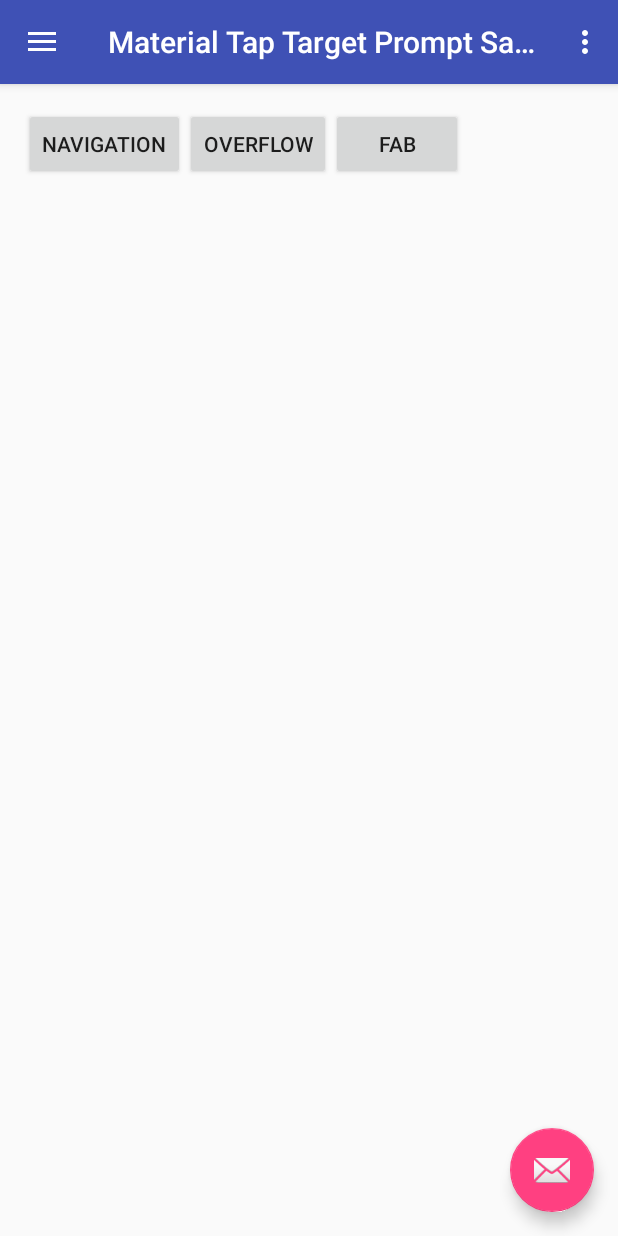
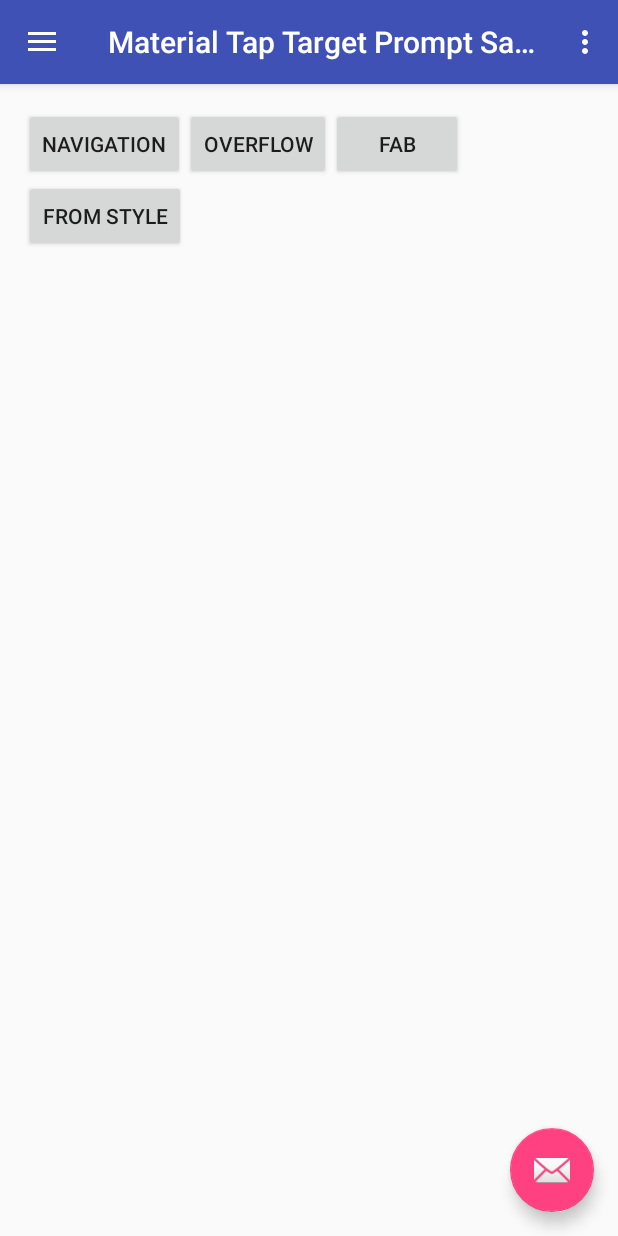
Before and after one commit to sjwall/MaterialTapTargetPrompt, an Android app: the screen it shows after launch (MainActivity), on a phone screen of 412 x 824 dp. Run offline under Robolectric (Android 15) with nearby library versions, the light colour scheme and no system bars.

Commit message:
Added loading prompt theme from style
Closes #1

```diff
--- a/sample/src/main/java/uk/co/samuelwall/materialtaptargetprompt/sample/MainActivity.java
+++ b/sample/src/main/java/uk/co/samuelwall/materialtaptargetprompt/sample/MainActivity.java
@@ -32,7 +32,6 @@ import android.view.Menu;
 import android.view.MenuItem;
 
 import uk.co.samuelwall.materialtaptargetprompt.MaterialTapTargetPrompt;
-import uk.co.samuelwall.sample.R;
 
 public class MainActivity extends AppCompatActivity
         implements NavigationView.OnNavigationItemSelectedListener
@@ -124,6 +123,11 @@ public class MainActivity extends AppCompatActivity
             }
         });
         tapTargetPromptBuilder.show();
+    }
+
+    public void showStylePrompt(View view)
+    {
+        new MaterialTapTargetPrompt.Builder(this, R.style.MaterialTapTargetPromptTheme_FabTarget).show();
     }
 
     @Override
--- a/sample/src/main/res/layout/content_main.xml
+++ b/sample/src/main/res/layout/content_main.xml
@@ -57,4 +57,14 @@
         android:layout_toRightOf="@+id/button_overflow"
         android:layout_toEndOf="@+id/button_overflow"
         android:onClick="showFabPrompt"/>
+
+    <Button
+        android:layout_width="wrap_content"
+        android:layout_height="wrap_content"
+        android:text="From style"
+        android:id="@+id/button_style"
+        android:layout_below="@+id/button_nav"
+        android:layout_alignParentLeft="true"
+        android:layout_alignParentStart="true"
+        android:onClick="showStylePrompt"/>
 </RelativeLayout>
--- a/sample/src/main/res/values/colors.xml
+++ b/sample/src/main/res/values/colors.xml
@@ -19,4 +19,7 @@
     <color name="colorPrimary">#3F51B5</color>
     <color name="colorPrimaryDark">#303F9F</color>
     <color name="colorAccent">#FF4081</color>
+
+    <color name="green_200">#68EFAD</color>
+    <color name="orange_200">#FFCC80</color>
 </resources>
--- a/sample/src/main/res/values/strings.xml
+++ b/sample/src/main/res/values/strings.xml
@@ -26,4 +26,7 @@
     <string name="menu_prompt_description">Tap the menu icon to switch accounts, change settings &amp; more</string>
     <string name="overflow_prompt_title">Search your emails</string>
     <string name="overflow_prompt_description">Tap the icon to quickly scan your emails</string>
+
+    <string name="FabTarget.primaryText">Loaded from style</string>
+    <string name="FabTarget.secondaryText">This was loaded from a style</string>
 </resources>
--- a/sample/src/main/res/values/styles.xml
+++ b/sample/src/main/res/values/styles.xml
@@ -22,6 +22,7 @@
         <item name="colorPrimary">@color/colorPrimary</item>
         <item name="colorPrimaryDark">@color/colorPrimaryDark</item>
         <item name="colorAccent">@color/colorAccent</item>
+        <item name="MaterialTapTargetPromptTheme">@style/MaterialTapTargetPromptTheme</item>
     </style>
 
     <style name="AppTheme.NoActionBar">
@@ -33,4 +34,26 @@
 
     <style name="AppTheme.PopupOverlay" parent="ThemeOverlay.AppCompat.Light" />
 
+    <style name="MaterialTapTargetPromptTheme">
+        <!--Add custom base styling in here -->
+    </style>
+
+    <!-- This style is an example of what can be changed and not necessarily what should be changed! -->
+    <style name="MaterialTapTargetPromptTheme.FabTarget" parent="MaterialTapTargetPromptTheme">
+        <item name="backgroundColour">@color/colorAccent</item>
+        <item name="focalColour">@color/colorPrimary</item>
+        <item name="primaryText">@string/FabTarget.primaryText</item>
+        <item name="secondaryText">@string/FabTarget.secondaryText</item>
+        <item name="primaryTextColour">@color/green_200</item>
+        <item name="secondaryTextColour">@color/orange_200</item>
+        <item name="target">@id/fab</item>
+        <item name="focalRadius">88dp</item>
+        <item name="primaryTextSize">10sp</item>
+        <item name="secondaryTextSize">22sp</item>
+        <item name="maxTextWidth">600dp</item>
+        <item name="textPadding">80dp</item>
+        <item name="focalToTextPadding">8dp</item>
+        <item name="textSeparation">0dp</item>
+    </style>
+
 </resources>
```
Also changed, not shown: library/src/main/java/uk/co/samuelwall/materialtaptargetprompt/MaterialTapTargetPrompt.java (+41 -13 lines), library/src/main/res/values/attrs.xml (added, +50 -0 lines).
